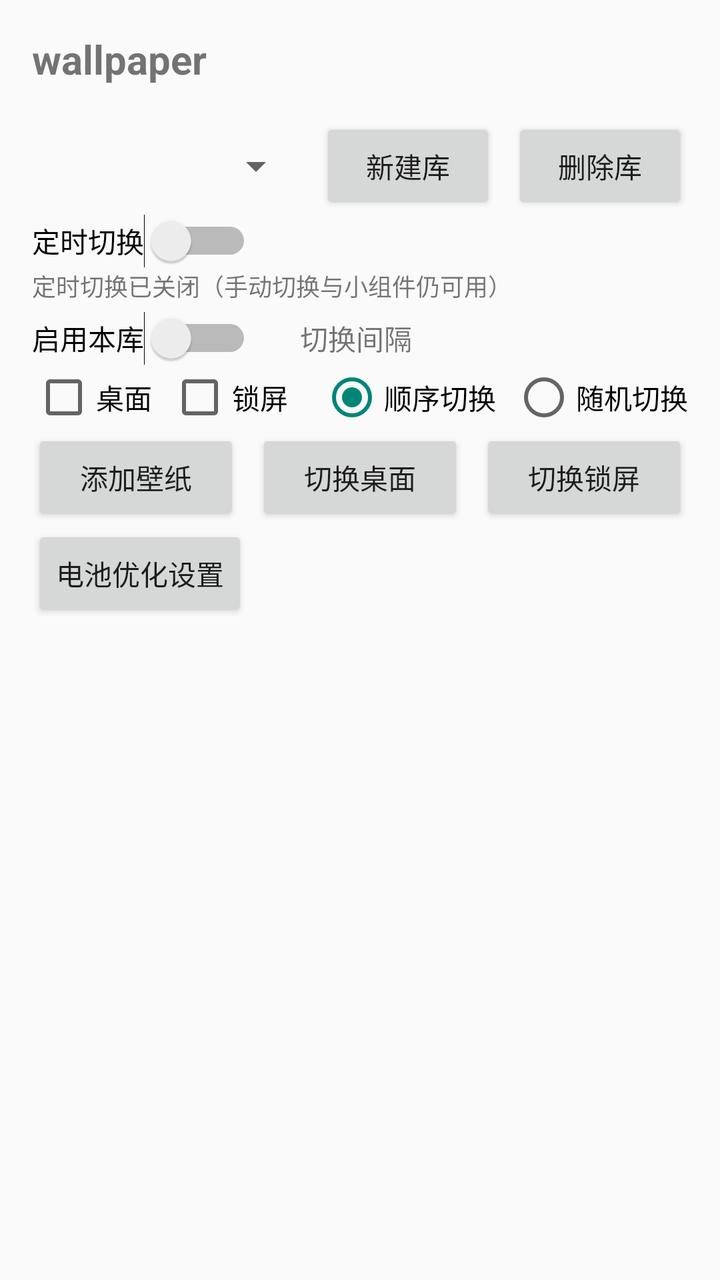
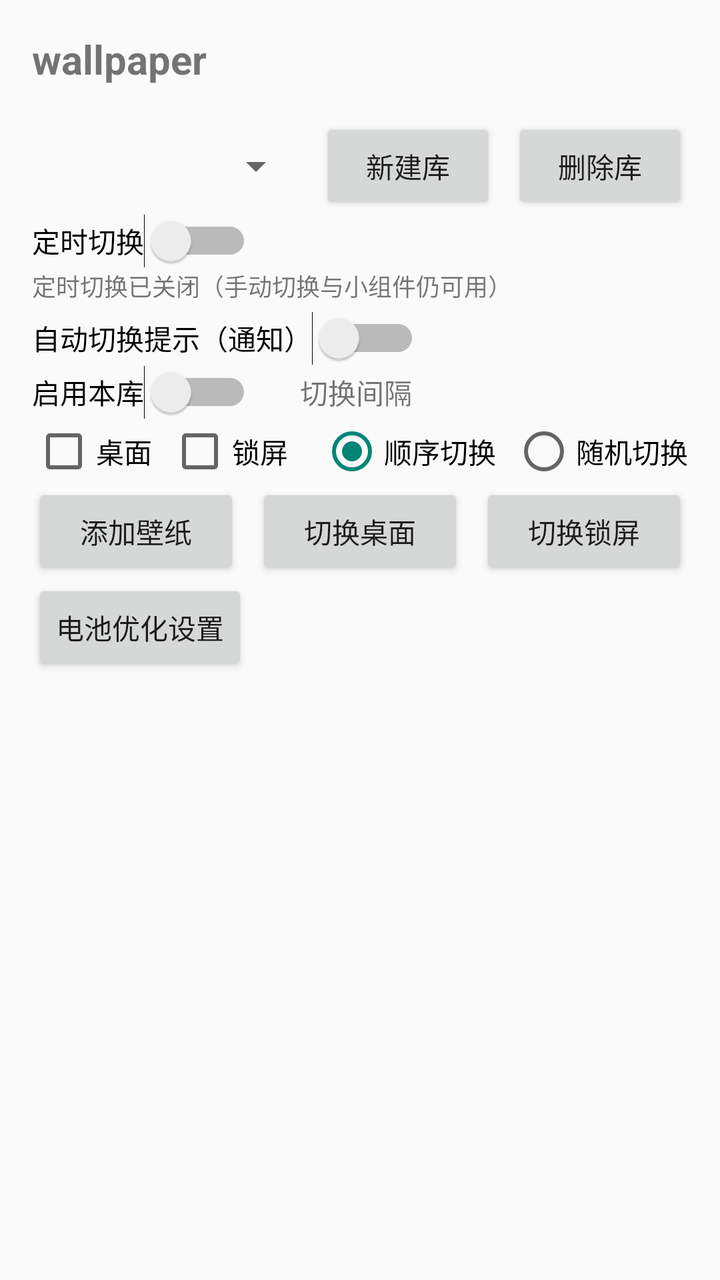

Compare the two renders of this Android layout. The source of the first and the diff that turns it into the second are given below.
<!-- AndroidManifest.xml: application theme AppTheme -->
<!-- res/layout/activity_main.xml -->
<?xml version="1.0" encoding="utf-8"?>
<LinearLayout xmlns:android="http://schemas.android.com/apk/res/android"
    android:layout_width="match_parent"
    android:layout_height="match_parent"
    android:orientation="vertical">

    <TextView
        android:id="@+id/tv_title"
        android:layout_width="match_parent"
        android:layout_height="wrap_content"
        android:padding="16dp"
        android:text="@string/app_name"
        android:textSize="20sp"
        android:textStyle="bold" />

    
    <LinearLayout
        android:layout_width="match_parent"
        android:layout_height="wrap_content"
        android:gravity="center_vertical"
        android:orientation="horizontal"
        android:paddingStart="16dp"
        android:paddingEnd="16dp">

        <Spinner
            android:id="@+id/spinner_libs"
            android:layout_width="0dp"
            android:layout_height="wrap_content"
            android:layout_weight="1" />

        <Button
            android:id="@+id/btn_lib_new"
            android:layout_width="wrap_content"
            android:layout_height="wrap_content"
            android:layout_marginStart="8dp"
            android:text="@string/lib_new" />

        <Button
            android:id="@+id/btn_lib_delete"
            android:layout_width="wrap_content"
            android:layout_height="wrap_content"
            android:layout_marginStart="8dp"
            android:text="@string/lib_delete" />
    </LinearLayout>

    
    <LinearLayout
        android:layout_width="match_parent"
        android:layout_height="wrap_content"
        android:gravity="center_vertical"
        android:orientation="horizontal"
        android:paddingStart="16dp"
        android:paddingEnd="16dp">

        <Switch
            android:id="@+id/sw_timer_enabled"
            android:layout_width="wrap_content"
            android:layout_height="wrap_content"
            android:text="@string/timer_enabled" />
    </LinearLayout>

    
    <TextView
        android:id="@+id/tv_timer_status"
        android:layout_width="match_parent"
        android:layout_height="wrap_content"
        android:paddingStart="16dp"
        android:paddingEnd="16dp"
        android:paddingBottom="4dp"
        android:text="@string/timer_status_off"
        android:textSize="12sp" />

    
    <LinearLayout
        android:layout_width="match_parent"
        android:layout_height="wrap_content"
        android:gravity="center_vertical"
        android:orientation="horizontal"
        android:paddingStart="16dp"
        android:paddingEnd="16dp">

        <Switch
            android:id="@+id/sw_lib_enabled"
            android:layout_width="wrap_content"
            android:layout_height="wrap_content"
            android:text="@string/lib_enabled" />

        <TextView
            android:id="@+id/tv_interval"
            android:layout_width="wrap_content"
            android:layout_height="wrap_content"
            android:layout_marginStart="24dp"
            android:clickable="true"
            android:text="@string/lib_interval"
            android:textSize="14sp" />
    </LinearLayout>

    
    <LinearLayout
        android:layout_width="match_parent"
        android:layout_height="wrap_content"
        android:gravity="center_vertical"
        android:orientation="horizontal"
        android:paddingStart="16dp"
        android:paddingEnd="16dp">

        <CheckBox
            android:id="@+id/cb_lib_home"
            android:layout_width="wrap_content"
            android:layout_height="wrap_content"
            android:text="@string/scope_home" />

        <CheckBox
            android:id="@+id/cb_lib_lock"
            android:layout_width="wrap_content"
            android:layout_height="wrap_content"
            android:layout_marginStart="8dp"
            android:text="@string/scope_lock" />

        <RadioGroup
            android:id="@+id/rg_mode"
            android:layout_width="wrap_content"
            android:layout_height="wrap_content"
            android:layout_marginStart="16dp"
            android:gravity="center_vertical"
            android:orientation="horizontal">

            <RadioButton
                android:id="@+id/rb_order"
                android:layout_width="wrap_content"
                android:layout_height="wrap_content"
                android:checked="true"
                android:text="@string/mode_order" />

            <RadioButton
                android:id="@+id/rb_random"
                android:layout_width="wrap_content"
                android:layout_height="wrap_content"
                android:layout_marginStart="8dp"
                android:text="@string/mode_random" />
        </RadioGroup>
    </LinearLayout>

    
    <LinearLayout
        android:layout_width="match_parent"
        android:layout_height="wrap_content"
        android:orientation="horizontal"
        android:paddingStart="16dp"
        android:paddingEnd="16dp">

        <Button
            android:id="@+id/btn_add"
            android:layout_width="0dp"
            android:layout_height="wrap_content"
            android:layout_weight="1"
            android:text="@string/add_wallpaper" />

        <Button
            android:id="@+id/btn_switch_home"
            android:layout_width="0dp"
            android:layout_height="wrap_content"
            android:layout_marginStart="8dp"
            android:layout_weight="1"
            android:text="@string/switch_home" />

        <Button
            android:id="@+id/btn_switch_lock"
            android:layout_width="0dp"
            android:layout_height="wrap_content"
            android:layout_marginStart="8dp"
            android:layout_weight="1"
            android:text="@string/switch_lock" />
    </LinearLayout>

    <Button
        android:id="@+id/btn_battery"
        android:layout_width="wrap_content"
        android:layout_height="wrap_content"
        android:layout_marginStart="16dp"
        android:text="@string/battery_settings" />

    <androidx.recyclerview.widget.RecyclerView
        android:id="@+id/recycler"
        android:layout_width="match_parent"
        android:layout_height="0dp"
        android:layout_weight="1" />
</LinearLayout>
<!-- resources referenced by this layout -->
<resources>
  <string name="add_wallpaper">添加壁纸</string>
  <string name="app_name">wallpaper</string>
  <string name="battery_settings">电池优化设置</string>
  <string name="lib_delete">删除库</string>
  <string name="lib_enabled">启用本库</string>
  <string name="lib_interval">切换间隔</string>
  <string name="lib_new">新建库</string>
  <string name="mode_order">顺序切换</string>
  <string name="mode_random">随机切换</string>
  <string name="scope_home">桌面</string>
  <string name="scope_lock">锁屏</string>
  <string name="switch_home">切换桌面</string>
  <string name="switch_lock">切换锁屏</string>
  <string name="timer_enabled">定时切换</string>
  <string name="timer_status_off">定时切换已关闭（手动切换与小组件仍可用）</string>
  <style name="AppTheme" parent="Theme.AppCompat.DayNight.NoActionBar" />
</resources>

<!-- the commit's change to res/layout/activity_main.xml (unified diff, before → after) -->
@@ -69,6 +69,22 @@
         android:paddingBottom="4dp"
         android:text="@string/timer_status_off"
         android:textSize="12sp" />
+
+    
+    <LinearLayout
+        android:layout_width="match_parent"
+        android:layout_height="wrap_content"
+        android:gravity="center_vertical"
+        android:orientation="horizontal"
+        android:paddingStart="16dp"
+        android:paddingEnd="16dp">
+
+        <Switch
+            android:id="@+id/sw_auto_notify"
+            android:layout_width="wrap_content"
+            android:layout_height="wrap_content"
+            android:text="@string/auto_notify_enabled" />
+    </LinearLayout>
 
     
     <LinearLayout
<!-- resource entries referenced after the edit -->
@@ -2,6 +2,7 @@
 <resources>
   <string name="add_wallpaper">添加壁纸</string>
   <string name="app_name">wallpaper</string>
+  <string name="auto_notify_enabled">自动切换提示（通知）</string>
   <string name="battery_settings">电池优化设置</string>
   <string name="lib_delete">删除库</string>
   <string name="lib_enabled">启用本库</string>
